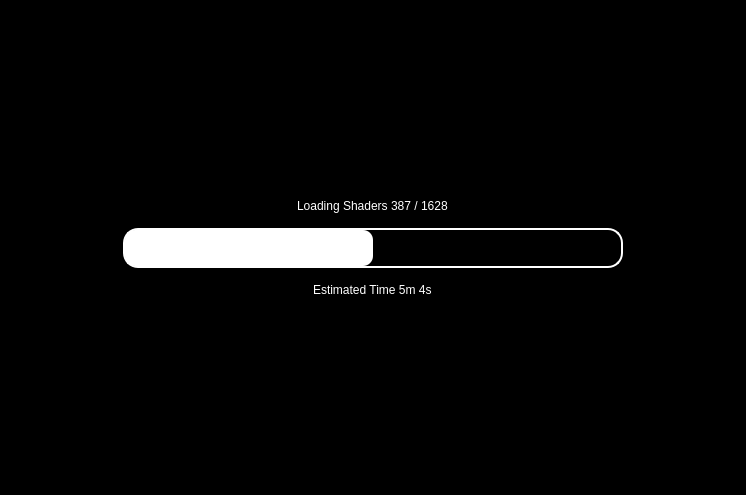
The window that src/suyu/loading_screen.ui (liudonghua123/suyu) describes before a commit, drawn with Qt 5.
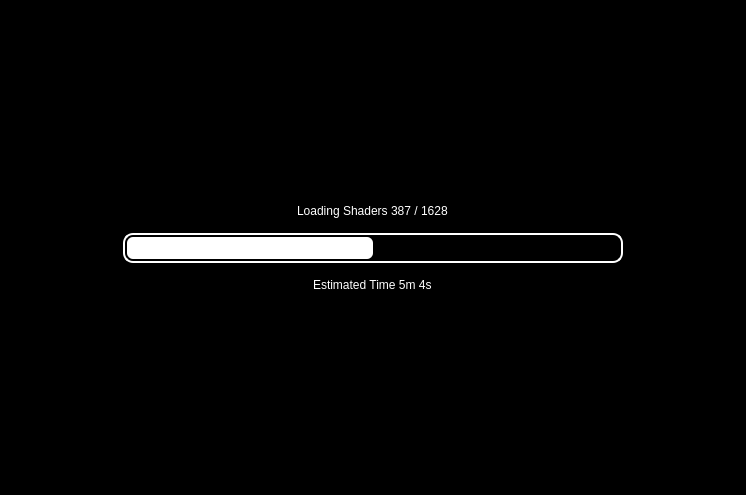
The same window after the commit.

Patch:
```diff
--- a/src/suyu/loading_screen.ui
+++ b/src/suyu/loading_screen.ui
@@ -99,19 +99,19 @@
           <property name="minimumSize">
            <size>
             <width>500</width>
-            <height>40</height>
+            <height>30</height>
            </size>
           </property>
           <property name="styleSheet">
            <string notr="true">QProgressBar {
-color: white;
+background-color: black;
 border: 2px solid white;
-outline-color: black;
-border-radius: 15px;
+border-radius: 10px;
+padding: 2px;
 }
 QProgressBar::chunk {
 background-color: white;
-border-radius: 10px;
+border-radius: 6px;
 }</string>
           </property>
           <property name="value">
```
